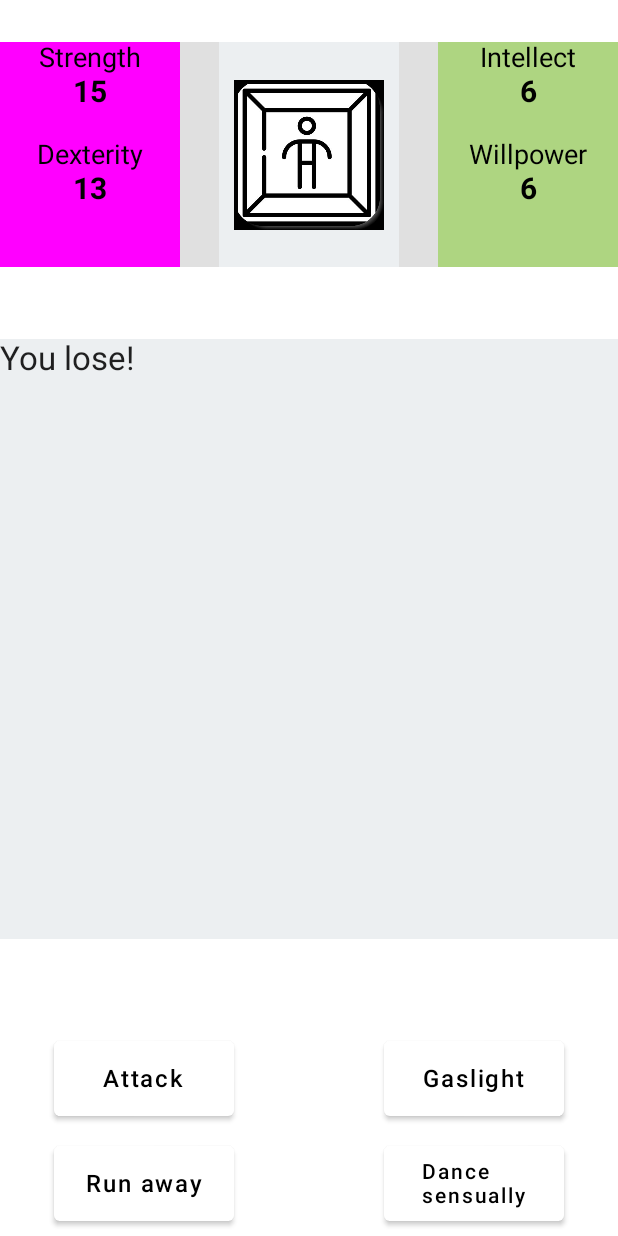
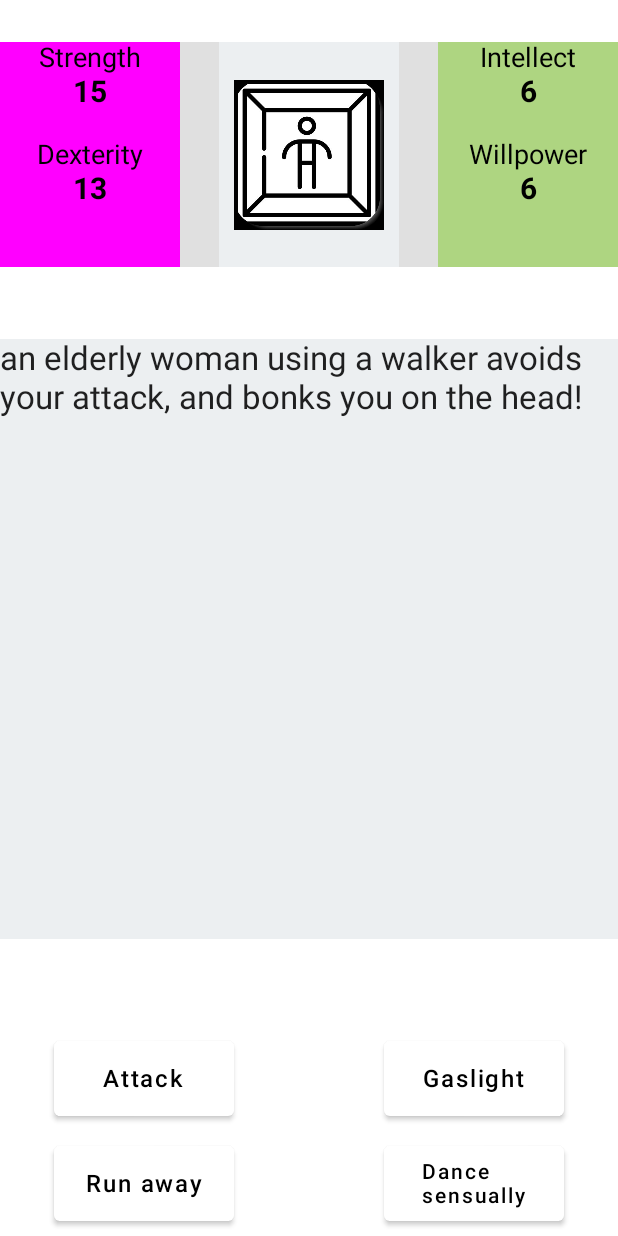
Before and after one commit to technexx/AThirdJetpackComposeStory, an Android app built with Jetpack Compose: the screen it shows after launch (MainActivity), after a tap on "Attack", on a phone screen of 412 x 824 dp. Run offline under Robolectric (Android 15) with nearby library versions, the phone set to English and light mode, and no system bars; our stand-ins replace constraintlayout-compose; 1 other tap on this screen came first.

Commit message:
refactor of encounter variables + added attacks to other buttons

```diff
--- a/app/src/main/java/a/third/jetpack/compose/myapplication/MainActivity.kt
+++ b/app/src/main/java/a/third/jetpack/compose/myapplication/MainActivity.kt
@@ -39,8 +39,6 @@ private lateinit var statBleedRunnable : Runnable
 
 private lateinit var playerStatRolls : PlayerStatRolls
 private lateinit var enemyEncounters: EnemyEncounters
-
-private lateinit var currentEnemy : EnemyEncounters.EnemyStats
 
 class MainActivity : ComponentActivity() {
     override fun onCreate(savedInstanceState: Bundle?) {
@@ -167,11 +165,16 @@ fun FullView() {
         val startGuideline = createGuidelineFromTop(0.25f)
         val (statsLayout, centerLayout, userButtonLayout) = createRefs()
 
+        var stateOfEngagement by remember { mutableStateOf(0) }
+        val NO_ENEMY = 0
+        val MEETING_ENEMY = 1
+        val ACTIVE_ENEMY = 2
+        val FINISHED_ENEMY = 3
+
+        var playerAttackIsSuccessful by remember { mutableStateOf(true) }
+        var playerWinsBattle by remember { mutableStateOf(true) }
+
         var lifeLeft by remember { mutableStateOf(1.0f) }
-        var onEncounter by remember { mutableStateOf(false) }
-        var actingAgainstEnemy by remember { mutableStateOf(false) }
-
-        var playerWinsBattle by remember { mutableStateOf(false) }
 
         Column (modifier = Modifier
             .constrainAs(statsLayout) {
@@ -242,16 +245,26 @@ fun FullView() {
             .height(400.dp)
             .background(color = colorResource(id = R.color.very_light_grey)),
         ) {
-            if (!onEncounter) Text(text = stringResource(id = R.string.walking_without_enemy), fontSize = 22.sp) else {
+            if (stateOfEngagement == NO_ENEMY) Text(text = stringResource(id = R.string.walking_without_enemy), fontSize = 22.sp)
+
+            if (stateOfEngagement == MEETING_ENEMY) {
                 enemyEncounters.assignRandomEnemy()
-                if (!actingAgainstEnemy) {
-                    Text(text = stringResource(id = R.string.encounter_enemy, enemyEncounters.currentEnemy.creatureString), fontSize = 22.sp)
+                Text(text = stringResource(id = R.string.encounter_enemy, enemyEncounters.currentEnemy.creatureString), fontSize = 22.sp)
+            }
+
+            if (stateOfEngagement == ACTIVE_ENEMY) {
+                if (playerAttackIsSuccessful) {
+                    Text(text = stringResource(id = R.string.successful_attack, enemyEncounters.currentEnemy.creatureString), fontSize = 22.sp)
                 } else {
-                    if (playerWinsBattle) {
-                        Text(text = stringResource(id = R.string.fight_enemy_win), fontSize = 22.sp)
-                    } else {
-                        Text(text = stringResource(id = R.string.fight_enemy_lose), fontSize = 22.sp)
-                    }
+                    Text(text = stringResource(id = R.string.failed_attack, enemyEncounters.currentEnemy.creatureString), fontSize = 22.sp)
+                }
+            }
+
+            if (stateOfEngagement == FINISHED_ENEMY) {
+                if (playerWinsBattle) {
+                    Text(text = stringResource(id = R.string.fight_enemy_win, enemyEncounters.currentEnemy.creatureString), fontSize = 22.sp)
+                } else {
+                    Text(text = stringResource(id = R.string.fight_enemy_lose, enemyEncounters.currentEnemy.creatureString), fontSize = 22.sp)
                 }
             }
         }
@@ -267,29 +280,28 @@ fun FullView() {
 
             Spacer(modifier = Modifier.height(20.dp))
 
-            if (!onEncounter) {
+            if (stateOfEngagement == 0) {
                 Button(colors = ButtonDefaults.buttonColors(backgroundColor = colorResource(id = R.color.white)),
                     modifier = Modifier
                         .size(120.dp, 50.dp),
                     onClick = {
-                        onEncounter = true
+                        stateOfEngagement = MEETING_ENEMY
                     }) {
                     Text(text = stringResource(id = R.string.player_movement), fontSize = 20.sp)
                 }
             }
 
-            if (onEncounter) {
+            if (stateOfEngagement != 0) {
                 Row(modifier = Modifier
                     .fillMaxWidth(),
                     horizontalArrangement = Arrangement.Center
-
                 ) {
                     Button(colors = ButtonDefaults.buttonColors(backgroundColor = colorResource(id = R.color.white)),
                         modifier = Modifier
                             .size(120.dp, 50.dp),
                         onClick = {
-                            actingAgainstEnemy = true
-                            playerWinsBattle = (doesPlayerOutRollEnemy(statsViewModel.getStrengthValue(), enemyEncounters.currentEnemy.strength))
+                            stateOfEngagement = ACTIVE_ENEMY
+                            playerAttackIsSuccessful = (doesPlayerOutRollEnemy(statsViewModel.getStrengthValue(), enemyEncounters.currentEnemy.strength))
                         }) {
                         Text(text = stringResource(id = R.string.attack), fontSize = 16.sp)
                     }
@@ -300,7 +312,8 @@ fun FullView() {
                         modifier = Modifier
                             .size(120.dp, 50.dp),
                         onClick = {
-                            actingAgainstEnemy = true
+                            stateOfEngagement = ACTIVE_ENEMY
+                            playerAttackIsSuccessful = (doesPlayerOutRollEnemy(statsViewModel.getIntellectValue(), enemyEncounters.currentEnemy.intellect))
                         }) {
                         Text(text = stringResource(id = R.string.gaslight), fontSize = 16.sp)
 
@@ -317,7 +330,8 @@ fun FullView() {
                         modifier = Modifier
                             .size(120.dp, 50.dp),
                         onClick = {
-                            actingAgainstEnemy = true
+                            stateOfEngagement = ACTIVE_ENEMY
+                            playerAttackIsSuccessful = (doesPlayerOutRollEnemy(statsViewModel.getDexterityValue(), enemyEncounters.currentEnemy.dexterity))
                         }) {
                         Text(text = stringResource(id = R.string.run_away), fontSize = 16.sp)
                     }
@@ -328,7 +342,8 @@ fun FullView() {
                         modifier = Modifier
                             .size(120.dp, 50.dp),
                         onClick = {
-                            actingAgainstEnemy = true
+                            stateOfEngagement = ACTIVE_ENEMY
+                            playerAttackIsSuccessful = (doesPlayerOutRollEnemy(statsViewModel.getWillpowerValue(), enemyEncounters.currentEnemy.willpower))
                         }) {
                         Text(text = stringResource(id = R.string.sensual), fontSize = 14.sp)
                     }
--- a/app/src/main/res/values/strings.xml
+++ b/app/src/main/res/values/strings.xml
@@ -13,8 +13,11 @@
 
     <string name="walking_without_enemy">You are just walking along.</string>
     <string name="encounter_enemy">You encounter %1$s.</string>
-    <string name="fight_enemy_win">"You win!"</string>
-    <string name="fight_enemy_lose">You lose!</string>
+
+    <string name="successful_attack">You successfully attack %1$s!</string>
+    <string name="failed_attack">%1$s avoids your attack, and bonks you on the head!</string>
+    <string name="fight_enemy_win">You defeat %1$s!</string>
+    <string name="fight_enemy_lose">You succumb to injuries from %1$s! Game over! </string>
 
     <!--Strength--> <string name="attack">Attack</string>
     <!--Intellect--> <string name="gaslight">Gaslight</string>
```
